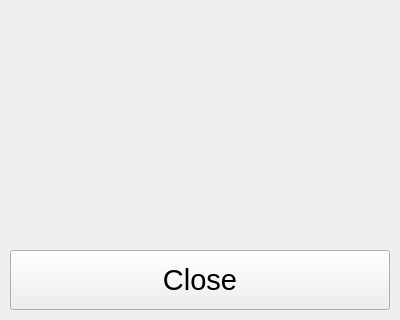
Before: the Qt Designer form ui/about.ui in Pixelsuft/twitch-keeper, drawn with Qt 5.
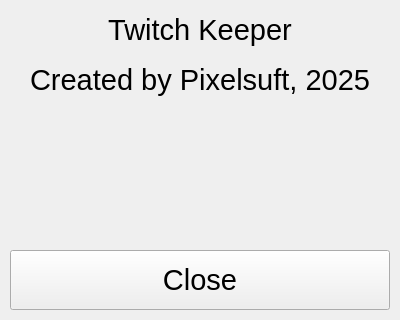
After: the same form once the commit is applied. Icons and pictures are not drawn.

```diff
--- a/ui/about.ui
+++ b/ui/about.ui
@@ -39,6 +39,57 @@
      <string>Close</string>
     </property>
    </widget>
+   <widget class="QLabel" name="tkLabel">
+    <property name="geometry">
+     <rect>
+      <x>10</x>
+      <y>10</y>
+      <width>380</width>
+      <height>40</height>
+     </rect>
+    </property>
+    <property name="text">
+     <string>Twitch Keeper</string>
+    </property>
+    <property name="alignment">
+     <set>Qt::AlignmentFlag::AlignCenter</set>
+    </property>
+   </widget>
+   <widget class="QLabel" name="cbLabel">
+    <property name="geometry">
+     <rect>
+      <x>10</x>
+      <y>60</y>
+      <width>380</width>
+      <height>40</height>
+     </rect>
+    </property>
+    <property name="text">
+     <string>Created by Pixelsuft, 2025</string>
+    </property>
+    <property name="alignment">
+     <set>Qt::AlignmentFlag::AlignCenter</set>
+    </property>
+   </widget>
+   <widget class="QLabel" name="logoLabel">
+    <property name="geometry">
+     <rect>
+      <x>136</x>
+      <y>110</y>
+      <width>128</width>
+      <height>128</height>
+     </rect>
+    </property>
+    <property name="text">
+     <string/>
+    </property>
+    <property name="pixmap">
+     <pixmap>../assets/icon.png</pixmap>
+    </property>
+    <property name="alignment">
+     <set>Qt::AlignmentFlag::AlignCenter</set>
+    </property>
+   </widget>
   </widget>
  </widget>
  <resources/>
```
